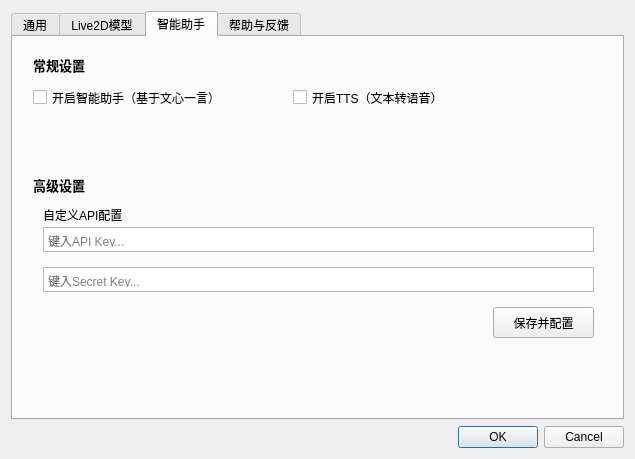
First picture: the form in settingsdialog.ui, repository Positron114514/GunShipVPet, before the edit.
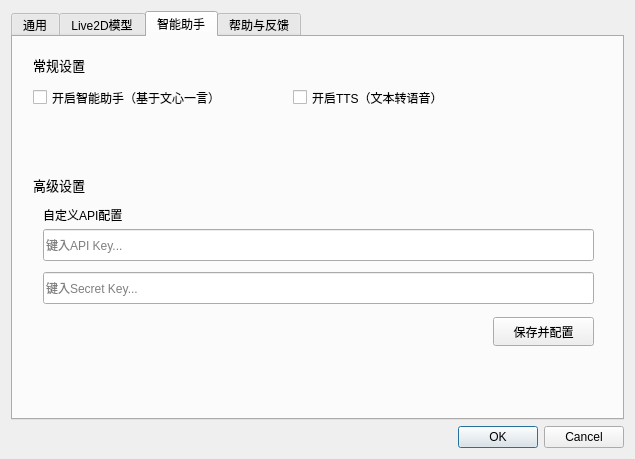
Second picture: the form after the edit. The open tabs and pages were chosen to show the change. Custom widgets are drawn as their Qt base class.

The edit to the form file:
```diff
--- a/settingsdialog.ui
+++ b/settingsdialog.ui
@@ -329,7 +329,7 @@
        <property name="font">
         <font>
          <pointsize>10</pointsize>
-         <bold>true</bold>
+         <fontweight>DemiBold</fontweight>
         </font>
        </property>
        <property name="text">
@@ -361,7 +361,7 @@
        <property name="font">
         <font>
          <pointsize>10</pointsize>
-         <bold>true</bold>
+         <fontweight>DemiBold</fontweight>
         </font>
        </property>
        <property name="text">
@@ -381,45 +381,45 @@
         <string>自定义API配置</string>
        </property>
       </widget>
-      <widget class="QTextEdit" name="textEditAPIKey">
-       <property name="geometry">
-        <rect>
-         <x>30</x>
-         <y>190</y>
-         <width>551</width>
-         <height>25</height>
-        </rect>
-       </property>
-       <property name="placeholderText">
-        <string>键入API Key...</string>
-       </property>
-      </widget>
-      <widget class="QTextEdit" name="textEditSecretKey">
-       <property name="geometry">
-        <rect>
-         <x>30</x>
-         <y>230</y>
-         <width>551</width>
-         <height>25</height>
-        </rect>
-       </property>
-       <property name="placeholderText">
-        <string>键入Secret Key...</string>
-       </property>
-      </widget>
       <widget class="QPushButton" name="btnAPISave">
        <property name="geometry">
         <rect>
          <x>480</x>
-         <y>270</y>
+         <y>280</y>
          <width>101</width>
-         <height>31</height>
+         <height>29</height>
         </rect>
        </property>
        <property name="text">
         <string>保存并配置</string>
        </property>
       </widget>
+      <widget class="QLineEdit" name="textEditAPIKey">
+       <property name="geometry">
+        <rect>
+         <x>30</x>
+         <y>192</y>
+         <width>551</width>
+         <height>32</height>
+        </rect>
+       </property>
+       <property name="placeholderText">
+        <string>键入API Key...</string>
+       </property>
+      </widget>
+      <widget class="QLineEdit" name="textEditSecretKey">
+       <property name="geometry">
+        <rect>
+         <x>30</x>
+         <y>235</y>
+         <width>551</width>
+         <height>32</height>
+        </rect>
+       </property>
+       <property name="placeholderText">
+        <string>键入Secret Key...</string>
+       </property>
+      </widget>
      </widget>
      <widget class="QWidget" name="aboutTab">
       <attribute name="title">
```
Left out of the diff: 72 changed lines with no effect on the pictures.
